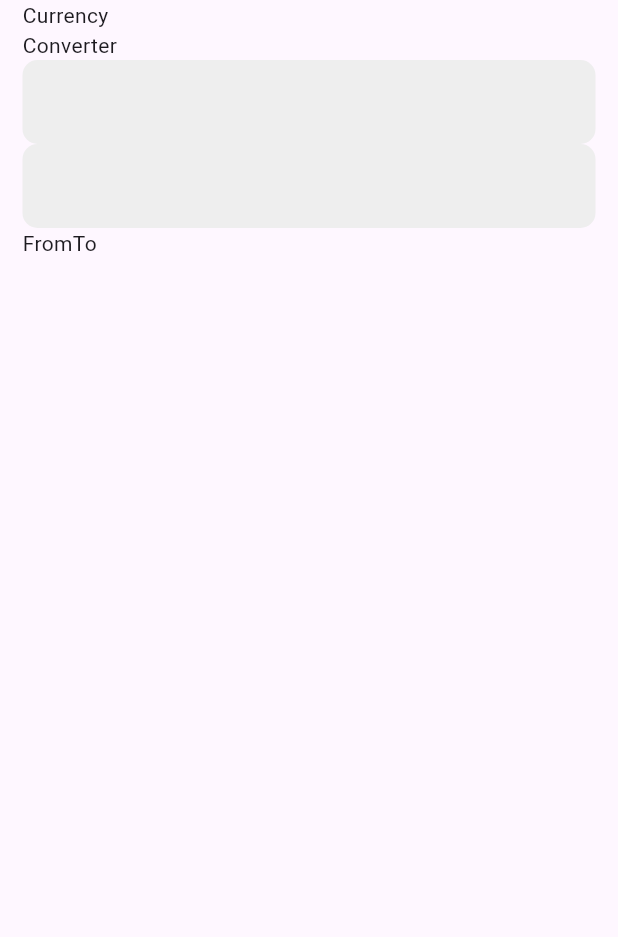
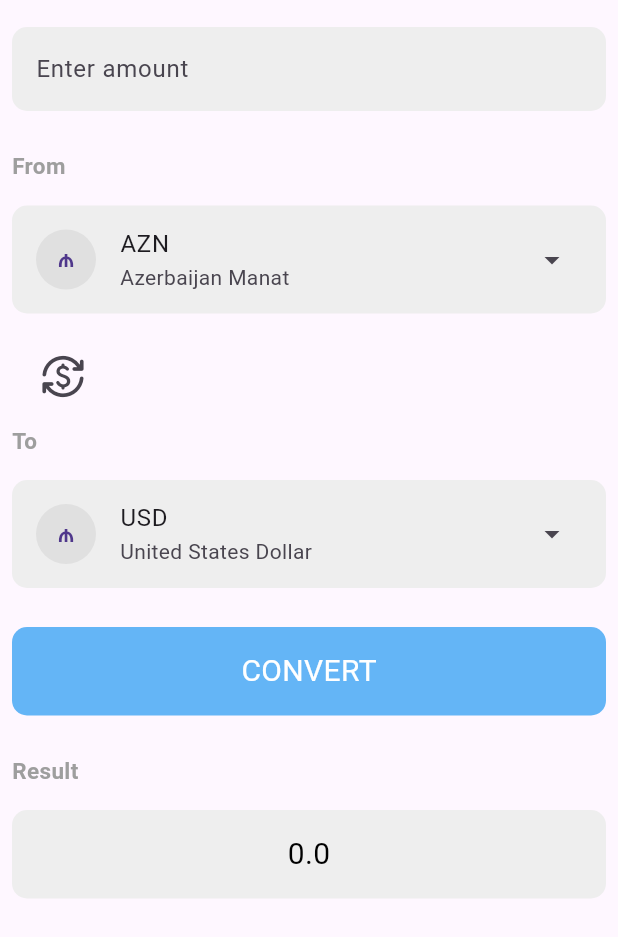
Before and after one commit to mrkzqsmv/currencyConverterApp, a Flutter app: the screen it shows after launch, on a phone screen of 412 x 824 dp. Shown: the top 937 px of the screen. Run offline on Flutter 3.47's test engine with Material 3 defaults, Android fonts, the phone set to English and light mode, and no system bars; our stand-ins replace dio; missing offline and left inert: currency_picker.

Commit message:
added other features

```diff
--- a/lib/main.dart
+++ b/lib/main.dart
@@ -1,9 +1,15 @@
 import 'package:flutter/material.dart';
+import 'package:provider/provider.dart';
 
+import 'providers/currencyProvider.dart';
 import 'screens/homePage.dart';
 
 void main() {
-  runApp(const MainApp());
+  runApp(MultiProvider(providers: [
+    ChangeNotifierProvider(
+      create: (_) => CurrencyApi(),
+    ),
+  ], child: const MainApp()));
 }
 
 class MainApp extends StatelessWidget {
@@ -11,12 +17,7 @@ class MainApp extends StatelessWidget {
 
   @override
   Widget build(BuildContext context) {
-    return MaterialApp(
-      debugShowCheckedModeBanner: false,
-      theme: ThemeData(
-        dialogBackgroundColor: Colors.white30,
-      ),
-      home: HomePage()
-    );
+    return const MaterialApp(
+        debugShowCheckedModeBanner: false, home: HomePage());
   }
 }
--- /dev/null
+++ b/lib/providers/currencyProvider.dart
@@ -0,0 +1,24 @@
+import 'package:dio/dio.dart';
+import 'package:flutter/material.dart';
+import 'package:provider/provider.dart';
+
+class CurrencyApi with ChangeNotifier{
+  double? value;
+  Future getCurrencies() async {
+    String baseUrl =
+        'https://api.currencyapi.com/v3/latest?apikey=cur_live_nIKlPjSl9HQ2RcqM0lVqfNyxOx2qjn8Akz83lTQM&base_currency=AZN&currencies=USD';
+
+    Dio dio = Dio();
+
+    try {
+      Response response = await dio.get(baseUrl);
+      print(response.data);
+      print(response.statusCode);
+      print(response.data['data']['USD']['code']);
+      print(response.data['data']['USD']['value']);
+      value = response.data['data']['USD']['value'];
+    } catch (e) {
+      debugPrint(e.toString());
+    }
+  }
+}
--- a/lib/screens/homePage.dart
+++ b/lib/screens/homePage.dart
@@ -1,6 +1,10 @@
+import 'package:currency_converter_app/widgets/convertButton.dart';
+import 'package:currency_picker/currency_picker.dart';
 import 'package:flutter/material.dart';
-
+import 'package:provider/provider.dart';
+import '../providers/currencyProvider.dart';
 import '../widgets/textFormFieldWidget.dart';
+import '../widgets/titleWidget.dart';
 
 class HomePage extends StatefulWidget {
   const HomePage({super.key});
@@ -10,24 +14,162 @@ class HomePage extends StatefulWidget {
 }
 
 class _HomePageState extends State<HomePage> {
+  final TextEditingController _amountController = TextEditingController();
+
+  Map fromCountry = {
+    'code': 'AZN',
+    'name': 'Azerbaijan Manat',
+    'symbol': '₼',
+  };
+
+  Map toCountry = {
+    'code': 'USD',
+    'name': 'United States Dollar',
+    'symbol': '\$'
+  };
+
+  @override
+  void dispose() {
+    _amountController.dispose();
+    super.dispose();
+  }
+
   @override
   Widget build(BuildContext context) {
     return SafeArea(
       child: Scaffold(
-        body: Padding(
-          padding: EdgeInsets.symmetric(horizontal: 15.0),
+        body: SingleChildScrollView(
           child: Column(
             crossAxisAlignment: CrossAxisAlignment.start,
-            children: const [
-              Text('Currency'),
-              Text('Converter'),
-              TextFormFieldWidget(),
-              TextFormFieldWidget(),
-              Row(
-                children: [
-                  Text('From'),
-                  Text('To'),
-                ],
+            children: [
+              const SizedBox(height: 10.0),
+              TextFormFieldWidget(
+                controller: _amountController,
+                hintText: 'Enter amount',
+              ),
+              const SizedBox(height: 10.0),
+              const TitleWidget(text: 'From'),
+              GestureDetector(
+                onTap: () {
+                  showCurrencyPicker(
+                    context: context,
+                    showFlag: true,
+                    showCurrencyName: true,
+                    showCurrencyCode: true,
+                    onSelect: (Currency currency) {
+                      debugPrint('from Country: ${currency.code}');
+                      setState(() {
+                        fromCountry['code'] = currency.code;
+                        fromCountry['name'] = currency.name;
+                        fromCountry['symbol'] = currency.symbol;
+                      });
+                    },
+                  );
+                },
+                child: Padding(
+                  padding: const EdgeInsets.all(8.0),
+                  child: ListTile(
+                    shape: const RoundedRectangleBorder(
+                      borderRadius: BorderRadius.all(Radius.circular(10.0)),
+                    ),
+                    tileColor: Colors.grey.shade200,
+                    leading: CircleAvatar(
+                      backgroundColor: Colors.grey.shade300,
+                      child: fromCountry['symbol'] == null
+                          ? const Text('₼')
+                          : Text(fromCountry['symbol']),
+                    ),
+                    title: fromCountry['code'] == null
+                        ? const Text('AZN')
+                        : Text(fromCountry['code']),
+                    subtitle: fromCountry['name'] == null
+                        ? const Text('Azerbaijan Manat')
+                        : Text(
+                            fromCountry['name'],
+                          ),
+                    trailing: const Icon(Icons.arrow_drop_down),
+                  ),
+                ),
+              ),
+              const SizedBox(height: 10.0),
+              Padding(
+                padding: const EdgeInsets.symmetric(horizontal: 18.0),
+                child: IconButton(
+                  onPressed: () {},
+                  icon: const Icon(
+                    Icons.currency_exchange_rounded,
+                    size: 30,
+                  ),
+                ),
+              ),
+              const TitleWidget(text: 'To'),
+              GestureDetector(
+                onTap: () {
+                  showCurrencyPicker(
+                    context: context,
+                    showFlag: true,
+                    showCurrencyName: true,
+                    showCurrencyCode: true,
+                    onSelect: (Currency currency) {
+                      setState(() {
+                        toCountry['code'] = currency.code;
+                        toCountry['name'] = currency.name;
+                        toCountry['symbol'] = currency.symbol;
+                      });
+                    },
+                  );
+                },
+                child: Padding(
+                  padding: const EdgeInsets.all(8.0),
+                  child: ListTile(
+                    shape: const RoundedRectangleBorder(
+                      borderRadius: BorderRadius.all(Radius.circular(10.0)),
+                    ),
+                    tileColor: Colors.grey.shade200,
+                    leading: CircleAvatar(
+                      backgroundColor: Colors.grey.shade300,
+                      child: fromCountry['symbol'] == null
+                          ? const Text('\$')
+                          : Text(fromCountry['symbol']),
+                    ),
+                    title: toCountry['code'] == null
+                        ? const Text('USD')
+                        : Text(toCountry['code']),
+                    subtitle: toCountry['name'] == null
+                        ? const Text('United States Dollar')
+                        : Text(toCountry['name']),
+                    trailing: const Icon(Icons.arrow_drop_down),
+                  ),
+                ),
+              ),
+              const SizedBox(height: 10.0),
+              const ConvertButton(),
+              const SizedBox(height: 10.0),
+              const TitleWidget(text: 'Result'),
+              Padding(
+                padding: const EdgeInsets.all(8.0),
+                child: Container(
+                  padding: const EdgeInsets.symmetric(
+                    vertical: 15.0,
+                  ),
+                  decoration: BoxDecoration(
+                    color: Colors.grey.shade200,
+                    borderRadius: BorderRadius.circular(10.0),
+                  ),
+                  child: Consumer(builder: (context, CurrencyApi api, child) {
+                    return Center(
+                      child: Text(
+                        api.value == null
+                            ? '0.0'
+                            : '${api.value! * double.parse(_amountController.text)}',
+                        style: const TextStyle(
+                          color: Colors.black,
+                          fontSize: 20.0,
+                        ),
+                      ),
+                    );
+                  }),
+                ),
               ),
             ],
           ),
@@ -36,7 +178,3 @@ class _HomePageState extends State<HomePage> {
     );
   }
 }
-
-
-//currency api
-//https://api.currencyapi.com/v3/latest?apikey=cur_live_nIKlPjSl9HQ2RcqM0lVqfNyxOx2qjn8Akz83lTQM&base_currency=EUR&currencies=AZN
--- /dev/null
+++ b/lib/widgets/convertButton.dart
@@ -0,0 +1,37 @@
+import 'package:currency_converter_app/providers/currencyProvider.dart';
+import 'package:flutter/material.dart';
+
+class ConvertButton extends StatelessWidget {
+  const ConvertButton({super.key});
+
+  @override
+  Widget build(BuildContext context) {
+    return GestureDetector(
+      onTap: () {
+        debugPrint('Convert button pressed');
+        CurrencyApi().getCurrencies();
+      },
+      child: Padding(
+        padding: const EdgeInsets.all(8.0),
+        child: Container(
+          padding: const EdgeInsets.symmetric(
+            vertical: 15.0,
+          ),
+          decoration: BoxDecoration(
+            color: Colors.blue.shade300,
+            borderRadius: BorderRadius.circular(10.0),
+          ),
+          child: const Center(
+            child: Text(
+              'CONVERT',
+              style: TextStyle(
+                color: Colors.white,
+                fontSize: 20.0,
+              ),
+            ),
+          ),
+        ),
+      ),
+    );
+  }
+}
--- a/lib/widgets/textFormFieldWidget.dart
+++ b/lib/widgets/textFormFieldWidget.dart
@@ -1,18 +1,27 @@
 import 'package:flutter/material.dart';
 
 class TextFormFieldWidget extends StatelessWidget {
-  const TextFormFieldWidget({super.key});
+  final TextEditingController controller;
+  final String hintText;
+  const TextFormFieldWidget(
+      {super.key, required this.controller, required this.hintText});
 
   @override
   Widget build(BuildContext context) {
-    return TextFormField(
-      decoration:  InputDecoration(
-        fillColor: Colors.grey.shade200,
-        filled: true,
-        border: const OutlineInputBorder(
-          borderRadius: BorderRadius.all(Radius.circular(10.0)),
-          borderSide: BorderSide.none,
+    return Padding(
+      padding: const EdgeInsets.all(8.0),
+      child: TextFormField(
+        controller: controller,
+        decoration: InputDecoration(
+          hintText: hintText,
+          fillColor: Colors.grey.shade200,
+          filled: true,
+          border: const OutlineInputBorder(
+            borderRadius: BorderRadius.all(Radius.circular(10.0)),
+            borderSide: BorderSide.none,
+          ),
         ),
+        keyboardType: TextInputType.number,
       ),
     );
   }
--- /dev/null
+++ b/lib/widgets/titleWidget.dart
@@ -0,0 +1,17 @@
+import 'package:flutter/material.dart';
+
+class TitleWidget extends StatelessWidget {
+  final String text;
+  const TitleWidget({super.key, required this.text});
+
+  @override
+  Widget build(BuildContext context) {
+    return Padding(
+      padding: const EdgeInsets.all(8.0),
+      child: Text(
+        text,
+        style: const TextStyle(fontWeight: FontWeight.bold, fontSize: 15,color: Colors.grey),
+      ),
+    );
+  }
+}
--- a/pubspec.yaml
+++ b/pubspec.yaml
@@ -7,9 +7,11 @@ environment:
   sdk: '>=3.2.3 <4.0.0'
 
 dependencies:
+  currency_picker: ^2.0.20
   dio: ^5.4.0
   flutter:
     sdk: flutter
+  flutter_svg: ^2.0.9
   google_fonts: ^6.1.0
   provider: ^6.1.1
 
@@ -20,3 +22,5 @@ dev_dependencies:
 
 flutter:
   uses-material-design: true
+  assets:
+    - assets/images/
```
Also changed, not shown: lib/models/currencyModel.dart (added, +76 -0 lines), lib/screens/helloWorld.dart (added, +22 -0 lines), assets/images/aze.png (added), assets/images/usd.png (added), pubspec.lock, 2 other files.
